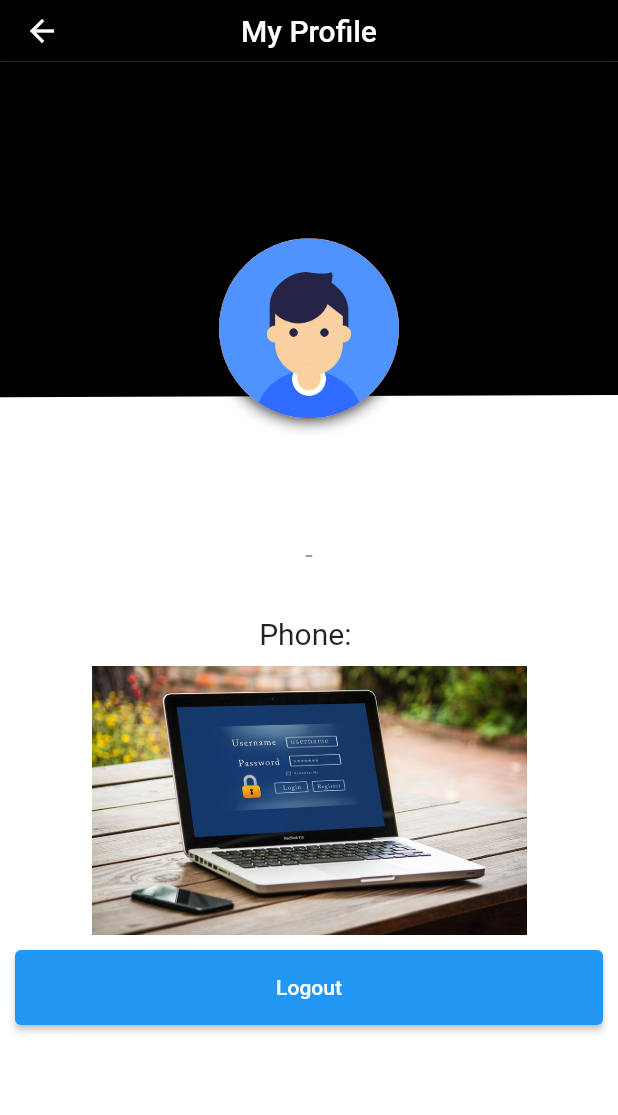
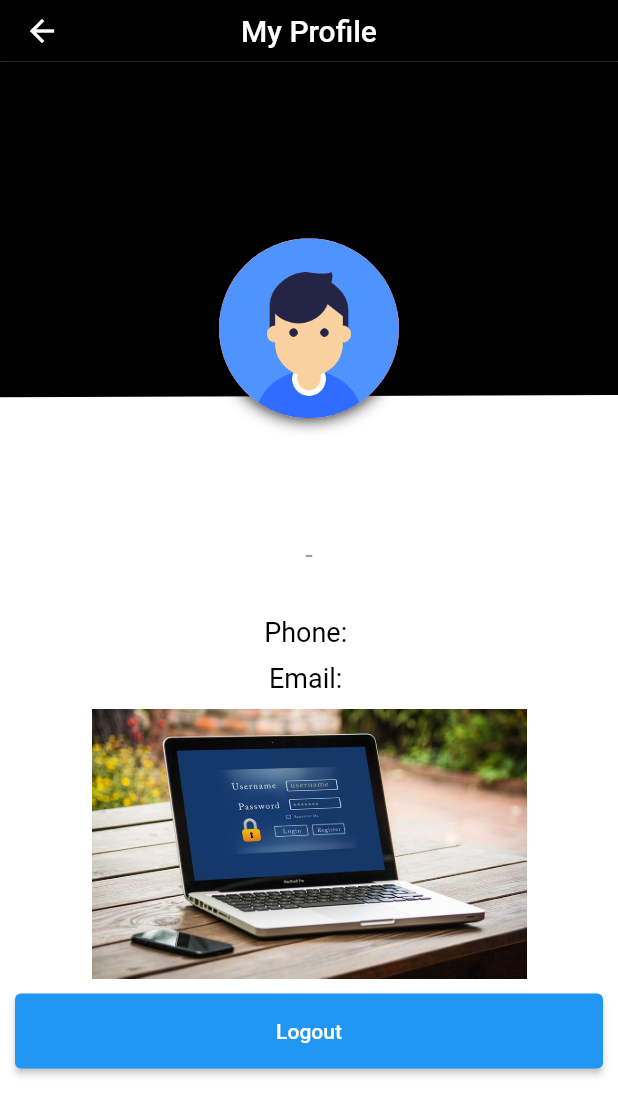
Before and after one commit to baigdev/iu_ride, a Flutter app: the ProfilePage screen opened by its route, on a phone screen of 412 x 824 dp. Shown: the top 1115 px of the screen. Run offline on Flutter 3.47's test engine with Material 2 defaults, Android fonts, the phone set to English and light mode, and no system bars; our stand-ins replace cloud_firestore, datetime_picker_formfield, firebase_auth, firebase_core, flutter_typeahead, fluttertoast and 5 more; missing offline and left inert: flutter_phone_direct_caller, geocode; accounts and stored records are empty.

Commit message:
Added regex for email, also showed email on profile page.

```diff
--- a/lib/Profile/profile.dart
+++ b/lib/Profile/profile.dart
@@ -17,6 +17,7 @@ class _MyHomePageState extends State<ProfilePage> {
   String year = "";
   String branch = "";
   String phone = "";
+  String email = "";
 
   @override
   void initState() {
@@ -49,6 +50,11 @@ class _MyHomePageState extends State<ProfilePage> {
         .getStringValue("userPhone")
         .then((value) => setState(() {
               phone = value;
+            }));
+    MySharedPreferences.instance
+        .getStringValue("email")
+        .then((value) => setState(() {
+              email = value;
             }));
   }
 
@@ -129,12 +135,40 @@ class _MyHomePageState extends State<ProfilePage> {
                   ],
                 ),
                 const SizedBox(height: 30),
-                Text(
-                  'Phone: $phone',
-                  style: const TextStyle(
-                    fontSize: 20.0,
-                    // fontWeight: FontWeight.bold,
-                  ),
+                RichText(
+                  text: TextSpan(
+                      text: "Phone: ",
+                      style: const TextStyle(
+                        fontSize: 18.0,
+                        color: Colors.black,
+                      ),
+                      children: [
+                        TextSpan(
+                          text: phone,
+                          style: const TextStyle(
+                            fontSize: 18.0,
+                            color: Colors.grey,
+                          ),
+                        )
+                      ]),
+                ),
+                const SizedBox(height: 10),
+                RichText(
+                  text: TextSpan(
+                      text: "Email: ",
+                      style: const TextStyle(
+                        fontSize: 18.0,
+                        color: Colors.black,
+                      ),
+                      children: [
+                        TextSpan(
+                          text: email,
+                          style: const TextStyle(
+                            fontSize: 18.0,
+                            color: Colors.grey,
+                          ),
+                        )
+                      ]),
                 ),
                 const SizedBox(
                   height: 10,
--- a/lib/auth/registerUser.dart
+++ b/lib/auth/registerUser.dart
@@ -37,13 +37,23 @@ class _SignUpState extends State<SignUp> {
   String year = '1';
   int carpool = 0;
   bool _isVisible = true;
+  final regex = RegExp("^[a-zA-Z0-9.!#\$%&'*+/=?^_`{|}~-]+@iqra.edu.pk*\$");
 
   bool _areFieldsFilled() {
+    if (email != null) {
+      if (!(regex.hasMatch(email!))) {
+        _showToast("Invalid email address.\nhint:Domain must be iqra.edu.pk");
+        return false;
+      }
+    } else {
+      _showToast("email is required");
+      return false;
+    }
+
     if (_controller.text.isEmpty) {
       _showToast("Name is required");
       return false;
     }
-
     return true;
   }
 
@@ -55,19 +65,19 @@ class _SignUpState extends State<SignUp> {
   }
 
   void saveUserInfo() async {
-    uid = FirebaseAuth.instance.currentUser!.uid;
-    phone = FirebaseAuth.instance.currentUser!.phoneNumber;
-    await UserDatabaseService(uid: uid!)
-        .updateUserData(name!, email!, branch, year, carpool, vehicleNo!);
+    // uid = FirebaseAuth.instance.currentUser!.uid;
+    // phone = FirebaseAuth.instance.currentUser!.phoneNumber;
+    // await UserDatabaseService(uid: uid!)
+    //     .updateUserData(name!, email!, branch, year, carpool, vehicleNo!);
     // print("stored user details in firestore");
 
     //save user id from response in local storage
 
     MySharedPreferences.instance.setStringValue("userName", name!);
-    MySharedPreferences.instance.setStringValue("userPhone", phone!);
+    MySharedPreferences.instance.setStringValue("userPhone", phone ?? "");
     MySharedPreferences.instance.setStringValue("userBranch", branch);
-    MySharedPreferences.instance.setStringValue("vechicleno", vehicleNo!);
-    MySharedPreferences.instance.setStringValue("email", email!);
+    MySharedPreferences.instance.setStringValue("vechicleno", vehicleNo ?? "");
+    MySharedPreferences.instance.setStringValue("email", email ?? "");
     MySharedPreferences.instance.setStringValue("userYear", year);
     MySharedPreferences.instance.setBoolValue("isLoggedIn", true);
     MySharedPreferences.instance.setIntValue("carpool", carpool);
```
